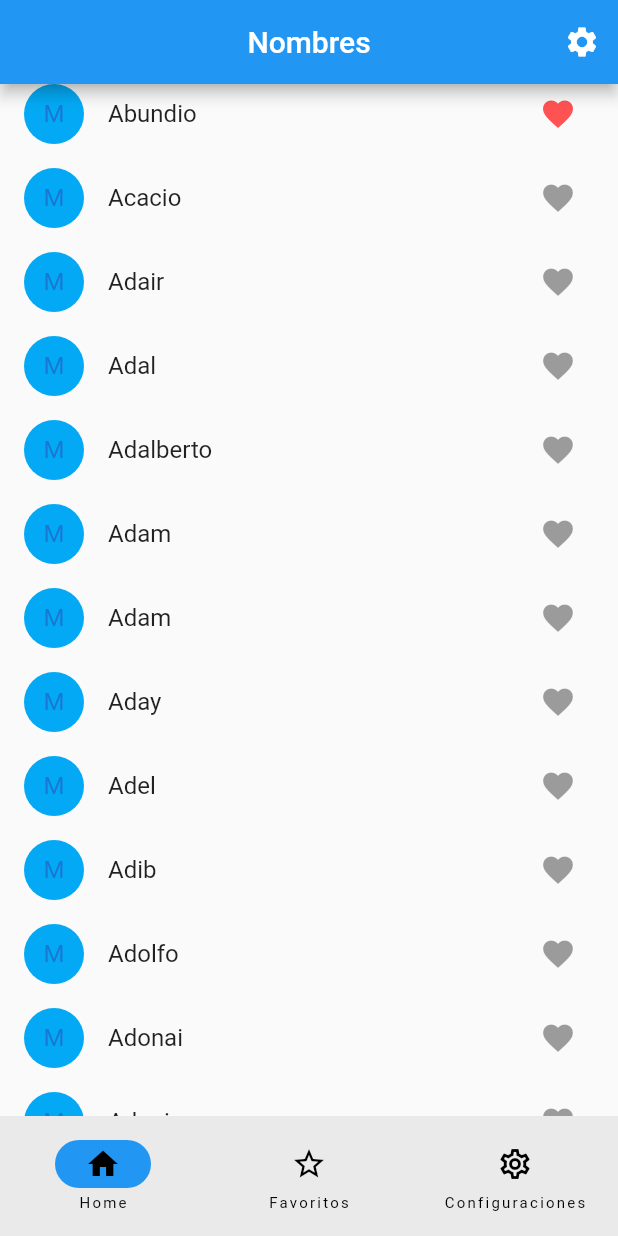
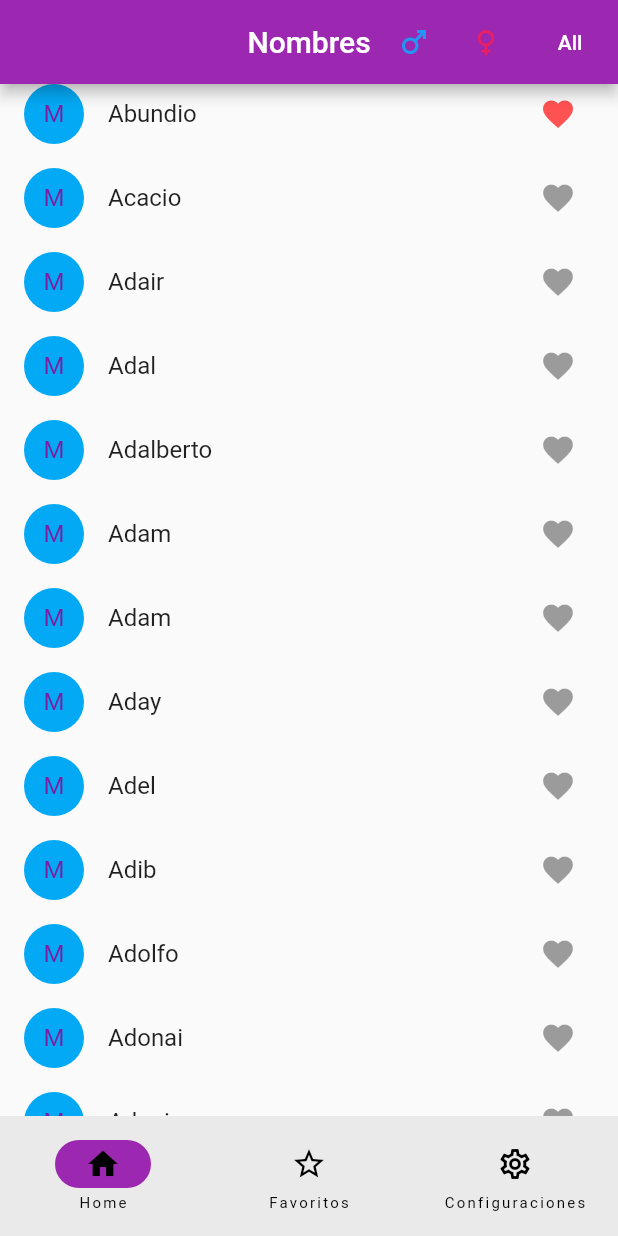
Before and after one commit to FranJavCS/names_world, a Flutter app: the screen it shows after launch, scrolled down 576 dp, after a tap on the "favorite" icon, on a phone screen of 412 x 824 dp. Run offline on Flutter 3.47's test engine with Material 2 defaults, Android fonts, the phone set to English and light mode, and no system bars; our stand-ins replace shared_preferences; generated files the repository leaves out were written again.

Commit message:
feat: Add filter options and change colors

```diff
--- a/lib/src/app.dart
+++ b/lib/src/app.dart
@@ -57,10 +57,9 @@ class MyApp extends StatelessWidget {
           // Define a light and dark color theme. Then, read the user's
           // preferred ThemeMode (light, dark, or system default) from the
           // SettingsController to display the correct theme.
-          theme: ThemeData(),
+          theme: ThemeData(primarySwatch: Colors.purple),
           darkTheme: ThemeData.dark(),
           themeMode: settingsController.themeMode,
-
           // Define a function to handle named routes in order to support
           // Flutter web url navigation and deep linking.
           onGenerateRoute: (RouteSettings routeSettings) {
--- a/lib/src/main_section.dart
+++ b/lib/src/main_section.dart
@@ -1,3 +1,5 @@
+import 'dart:math';
+
 import 'package:flutter/material.dart';
 import 'package:names_world/src/names_feature/names_favs_view.dart';
 import 'dart:convert';
@@ -24,8 +26,9 @@ class MainSection extends StatefulWidget {
 class _MainSectionState extends State<MainSection> {
   late Future<List<Name>> futureNames;
 
-  List<Name> listNames=[];
+  List<Name> listNames = [];
 
+  List<Name> allListNames = [];
 
   List<Name> favoriteNames = [];
 
@@ -37,9 +40,9 @@ class _MainSectionState extends State<MainSection> {
     developer.log('Consultando data', name: 'my.app.category');
     developer.log(jsonEncode(data), name: 'my.app.category');
     setState(() {
-      listNames = data.map((nameJson) => Name.fromJson(nameJson)).toList();
+      allListNames = data.map((nameJson) => Name.fromJson(nameJson)).toList();
+      listNames = allListNames;
     });
-
   }
 
   //Set<Name>  _favList = {};
@@ -52,7 +55,6 @@ class _MainSectionState extends State<MainSection> {
       } else {
         _favList.remove(name.id.toString());
       }
-
     });
 
     _saveFavs();
@@ -79,6 +81,20 @@ class _MainSectionState extends State<MainSection> {
     await prefs.setStringList('favList', _favList);
   }
 
+  void _handleGenderFilter(gender) {
+ developer.log(gender);
+    if (gender != '') {
+      setState(() {
+        listNames= allListNames.where((name) => name.gender == gender).toList();
+      });
+    } else {
+      setState(() {
+        listNames = allListNames;
+      });
+    }
+
+  }
+
   @override
   // ignore: must_call_super
   initState() {
@@ -92,7 +108,8 @@ class _MainSectionState extends State<MainSection> {
   @override
   Widget build(BuildContext context) {
     return Center(
-      child: listNames.isNotEmpty ? Scaffold(
+        child: listNames.isNotEmpty
+            ? Scaffold(
                 bottomNavigationBar: NavigationBar(
                   onDestinationSelected: (int index) {
                     setState(() {
@@ -123,7 +140,8 @@ class _MainSectionState extends State<MainSection> {
                   NamesListView(
                       futureNames: listNames,
                       favList: _favList,
-                  handleFavsChange: _handleFavsChange),
+                      handleFavsChange: _handleFavsChange,
+                      onFilterGender: _handleGenderFilter),
                   NamesFavsView(
                       futureNames: listNames,
                       favList: _favList,
@@ -131,9 +149,7 @@ class _MainSectionState extends State<MainSection> {
                       handleClearFavs: _clearFavs),
                   SettingsView(controller: widget.settingsController),
                 ][currentPageIndex],
-          ) : const CircularProgressIndicator()
-    );
-
+              )
+            : const CircularProgressIndicator());
   }
-
 }
--- a/lib/src/names_feature/name_list_item.dart
+++ b/lib/src/names_feature/name_list_item.dart
@@ -41,7 +41,7 @@ class NameListItem extends StatelessWidget {
                 height: 200,
                 child: Center(
                     child: Padding(
-                  padding: EdgeInsets.all(50.0),
+                  padding: const EdgeInsets.all(50.0),
                   child: Column(
                     mainAxisAlignment: MainAxisAlignment.center,
                     mainAxisSize: MainAxisSize.min,
--- a/lib/src/names_feature/names_favs_view.dart
+++ b/lib/src/names_feature/names_favs_view.dart
@@ -1,7 +1,5 @@
 import 'package:flutter/material.dart';
 import 'package:names_world/src/names_feature/names_list.dart';
-import 'package:shared_preferences/shared_preferences.dart';
-import '../settings/settings_view.dart';
 
 import 'name.dart';
 
--- a/lib/src/names_feature/names_list_view.dart
+++ b/lib/src/names_feature/names_list_view.dart
@@ -5,11 +5,13 @@ import '../settings/settings_view.dart';
 import 'name.dart';
 
 class NamesListView extends StatefulWidget {
-  const NamesListView({Key? key, required this.futureNames, required this.handleFavsChange, required this.favList}) : super(key: key);
+  const NamesListView({Key? key, required this.futureNames, required this.handleFavsChange, required this.favList, this.onFilterGender}) : super(key: key);
 
   final List<Name>? futureNames;
   final List<String> favList;
   final handleFavsChange;
+
+  final onFilterGender;
 
   static const routeName = '/';
 
@@ -31,14 +33,18 @@ class _NamesListViewState extends State<NamesListView> {
           ),
           actions: [
             IconButton(
-              icon: const Icon(Icons.settings),
+              icon: const Icon(Icons.male, color: Colors.blue),
               onPressed: () {
-                // Navigate to the settings page. If the user leaves and returns
-                // to the app after it has been killed while running in the
-                // background, the navigation stack is restored.
-                Navigator.restorablePushNamed(context, SettingsView.routeName);
+                widget.onFilterGender('M');
               },
             ),
+            IconButton(
+              icon: const Icon(Icons.female,color: Colors.pink),
+              onPressed: () {
+                widget.onFilterGender('F');
+              },
+            ),
+            TextButton(onPressed: () {widget.onFilterGender(''); }, child: const Text('All', style: TextStyle(color: Colors.white)))
           ],
         ),
         body: Center(
```
Lines whose indentation alone changed are shown as unchanged.
